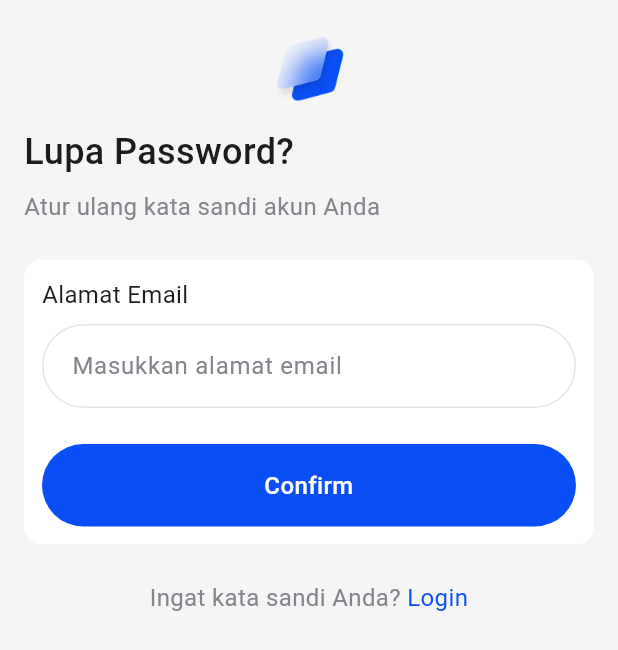
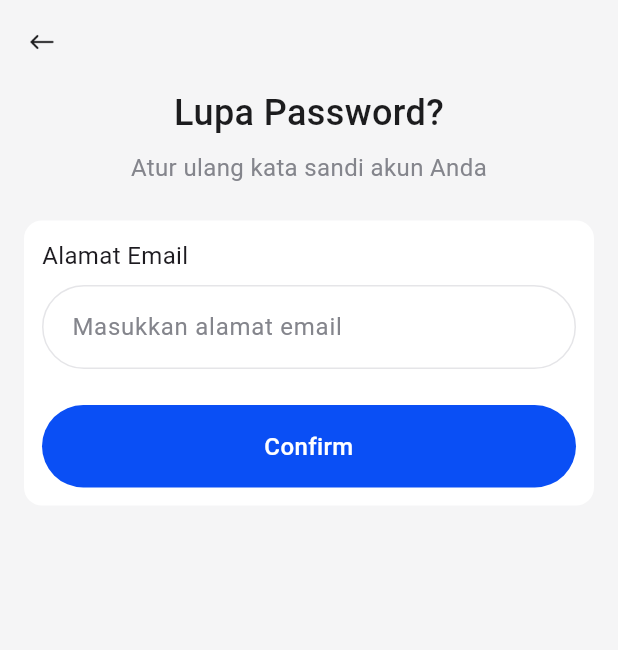
Before and after one commit to ChamillatulLuqianaAgustin/face_count, a Flutter app: the ForgotPasswordPage screen opened directly, on a phone screen of 412 x 824 dp. Shown: the top 650 px of the screen. Run offline on Flutter 3.47's test engine with Material 3 defaults, Android fonts, the phone set to English and light mode, and no system bars; our stand-ins replace camera, cloud_firestore, equatable, firebase_auth, firebase_core, flutter_bloc; missing offline and left inert: multiple_image_camera; accounts and stored records are empty; Roboto replaces fonts that are missing (SFProDisplay).

Commit message:
edit: forgot password

```diff
--- a/lib/features/acara/result_scan.dart
+++ b/lib/features/acara/result_scan.dart
@@ -47,7 +47,10 @@ class _ScanResultPageState extends State<ScanResultPage> {
                   child: Column(
                     mainAxisAlignment: MainAxisAlignment.center,
                     children: [
-                      Image.asset('assets/images/no_event.png'),
+                      Image.asset(
+                        'assets/images/Empty_Acara.png',
+                        scale: 3,
+                      ),
                       Text(
                         'Belum ada hasil scan yang tercatat.',
                         style: mediumTS.copyWith(fontSize: 20),
--- a/lib/features/auth/cubit/picture_cubit.dart
+++ b/lib/features/auth/cubit/picture_cubit.dart
@@ -1,6 +1,5 @@
 import 'package:cloud_firestore/cloud_firestore.dart';
 import 'package:face_count/features/acara/cubit/acara/acara_state.dart';
-import 'package:face_count/models/acara_model.dart';
 import 'package:face_count/services/acara_service.dart';
 import 'package:firebase_auth/firebase_auth.dart';
 import 'package:flutter_bloc/flutter_bloc.dart';
--- a/lib/features/auth/forgot_password_page.dart
+++ b/lib/features/auth/forgot_password_page.dart
@@ -44,25 +44,30 @@ class _ForgotPasswordState extends State<ForgotPasswordPage> {
         },
         builder: (context, state) {
           return Scaffold(
+            appBar: AppBar(
+              backgroundColor: Colors.transparent,
+              elevation: 0,
+              leading: IconButton(
+                icon: const ImageIcon(
+                  AssetImage('assets/icons/arrow_back.png'),
+                  color: neutral950,
+                ),
+                onPressed: () => Navigator.of(context).pop(),
+              ),
+            ),
             body: ListView(
-              padding: const EdgeInsets.all(16),
+              padding: const EdgeInsets.fromLTRB(16, 2, 16, 16),
               children: [
-                // Logo dan Judul
-                Image.asset(
-                  'assets/images/logo.png',
-                  height: 60,
-                ),
-                const SizedBox(height: 8),
                 Text(
                   'Lupa Password?',
                   style: mediumTS.copyWith(fontSize: 24, color: neutral950),
-                  textAlign: TextAlign.left,
+                  textAlign: TextAlign.center,
                 ),
                 const SizedBox(height: 8),
                 Text(
                   'Atur ulang kata sandi akun Anda',
                   style: regularTS.copyWith(fontSize: 16, color: neutral400),
-                  textAlign: TextAlign.left,
+                  textAlign: TextAlign.center,
                 ),
                 const SizedBox(height: 24),
 
@@ -93,8 +98,7 @@ class _ForgotPasswordState extends State<ForgotPasswordPage> {
                                 if (email.isEmpty) {
                                   ScaffoldMessenger.of(context).showSnackBar(
                                     const SnackBar(
-                                      content:
-                                          Text('Email tidak boleh kosong'),
+                                      content: Text('Email tidak boleh kosong'),
                                     ),
                                   );
                                   return;
@@ -124,35 +128,6 @@ class _ForgotPasswordState extends State<ForgotPasswordPage> {
                     ],
                   ),
                 ),
-
-                const SizedBox(height: 24),
-
-                // Teks Navigasi ke Login
-                Text.rich(
-                  TextSpan(
-                    text: 'Ingat kata sandi Anda? ',
-                    children: [
-                      TextSpan(
-                        text: 'Login',
-                        style: regularTS.copyWith(
-                          fontSize: 16,
-                          color: primaryBase,
-                        ),
-                        recognizer: TapGestureRecognizer()
-                          ..onTap = () {
-                            Navigator.push(
-                              context,
-                              MaterialPageRoute(
-                                builder: (context) => const LoginPage(),
-                              ),
-                            );
-                          },
-                      ),
-                    ],
-                  ),
-                  style: regularTS.copyWith(fontSize: 16, color: neutral400),
-                  textAlign: TextAlign.center,
-                ),
               ],
             ),
           );
--- a/lib/features/auth/register_page.dart
+++ b/lib/features/auth/register_page.dart
@@ -1,4 +1,3 @@
-import 'package:firebase_auth/firebase_auth.dart';
 import 'package:flutter/gestures.dart';
 import 'package:flutter/material.dart';
 import 'package:flutter_bloc/flutter_bloc.dart';
--- a/lib/features/kalender/widgets/edit_acara.dart
+++ b/lib/features/kalender/widgets/edit_acara.dart
@@ -1,5 +1,4 @@
 import 'package:flutter/material.dart';
-import 'package:face_count/features/acara/tambah_acara.dart';
 
 class EditAcara extends StatelessWidget {
   const EditAcara({super.key});
@@ -7,7 +6,7 @@ class EditAcara extends StatelessWidget {
   @override
   Widget build(BuildContext context) {
     return Scaffold(
-      // body: const TambahAcara(isEditMode: true),
-    );
+        // body: const TambahAcara(isEditMode: true),
+        );
   }
 }
--- a/lib/features/riwayat/riwayat_page.dart
+++ b/lib/features/riwayat/riwayat_page.dart
@@ -5,7 +5,6 @@ import 'package:face_count/features/riwayat/widgets/card_custom.dart';
 import 'package:firebase_auth/firebase_auth.dart';
 import 'package:flutter/material.dart';
 import 'package:flutter_bloc/flutter_bloc.dart';
-import 'package:face_count/features/riwayat/widgets/list_card.dart';
 
 class RiwayatPage extends StatefulWidget {
   const RiwayatPage({Key? key}) : super(key: key);
--- a/lib/services/acara_service.dart
+++ b/lib/services/acara_service.dart
@@ -1,5 +1,4 @@
 import 'package:cloud_firestore/cloud_firestore.dart';
-import 'package:firebase_auth/firebase_auth.dart';
 import 'package:flutter/material.dart';
 
 import '../models/acara_model.dart';
--- a/lib/services/auth_service.dart
+++ b/lib/services/auth_service.dart
@@ -1,4 +1,3 @@
-import 'package:face_count/features/auth/forgot_password_page.dart';
 import 'package:firebase_auth/firebase_auth.dart';
 
 class AuthService {
```
Also changed, not shown: lib/features/acara/detail_acara.dart (+63 -10 lines), lib/features/acara/result_page.dart (deleted, +0 -127 lines).
